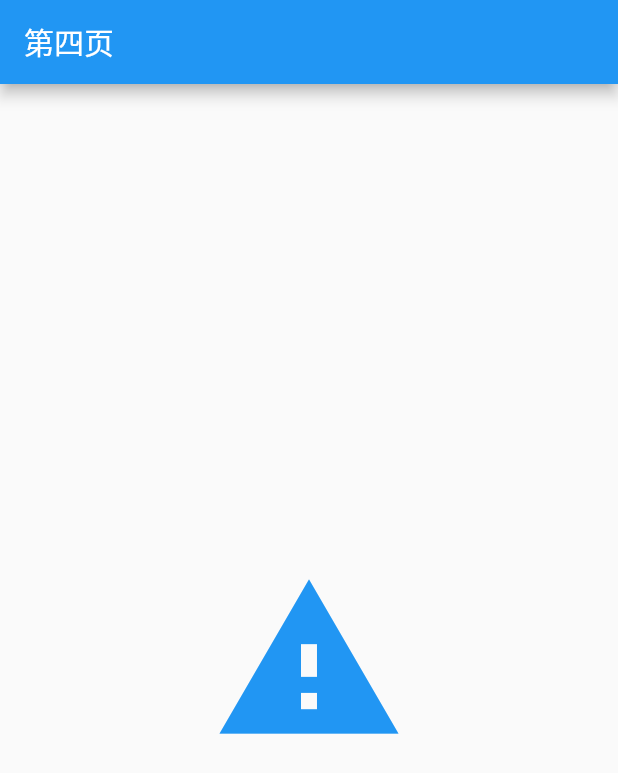
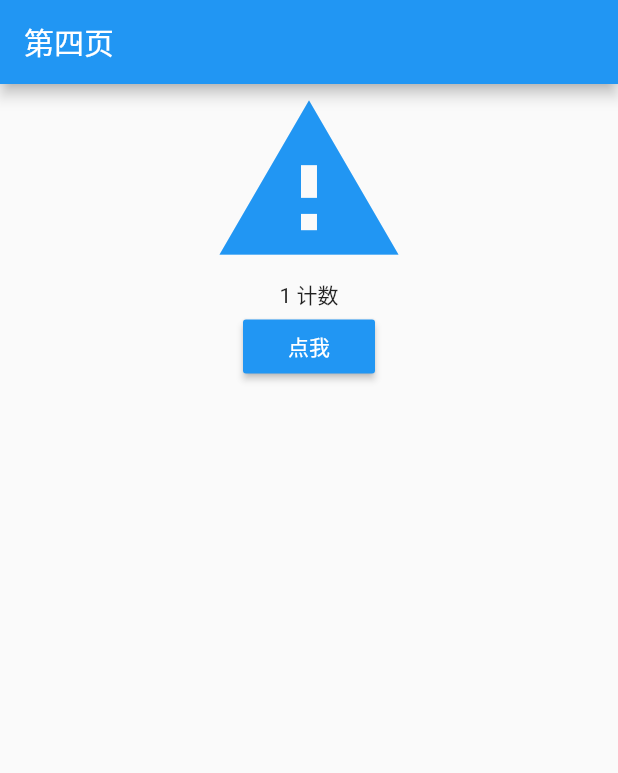
Before and after one commit to wanliyunyan/flutter_portal, a Flutter app: the FourWidget screen opened directly, on a phone screen of 412 x 824 dp. Shown: the top 773 px of the screen. Run offline on Flutter 3.47's test engine with Material 2 defaults, Android fonts, the phone set to English and light mode, and no system bars; our stand-ins replace dio.

Commit message:
带状态组件用法

```diff
--- a/lib/router/pageFour/index.dart
+++ b/lib/router/pageFour/index.dart
@@ -8,6 +8,7 @@ class FourWidget extends StatefulWidget{
 }
 
 class Four extends State<FourWidget>{
+  int index=1;
   @override
   Widget build(BuildContext context) {
     return new Scaffold(
@@ -15,7 +16,20 @@ class Four extends State<FourWidget>{
         title: new Text('第四页'),
       ),
       body: new Center(
-        child: Icon(Icons.warning,size: 130.0,color: Colors.blue,),
+        child:Column(children: <Widget>[
+          Icon(Icons.warning,size: 130.0,color: Colors.blue,),
+          Text("$index 计数"),
+          MaterialButton(
+            color: Colors.blue,
+            textColor: Colors.white,
+            child: new Text('点我'),
+            onPressed: () {
+              setState(() {
+                index ++;
+              });
+            },
+          )
+        ],)
       ),
     );
   }
```
